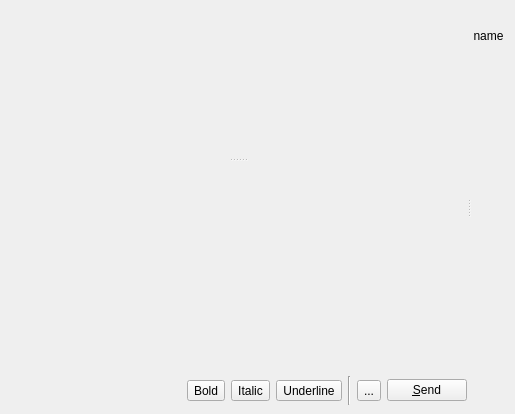
First picture: the form in widgets/chatwidget.ui, repository xmpp-graveyard/jabbim, before the edit.
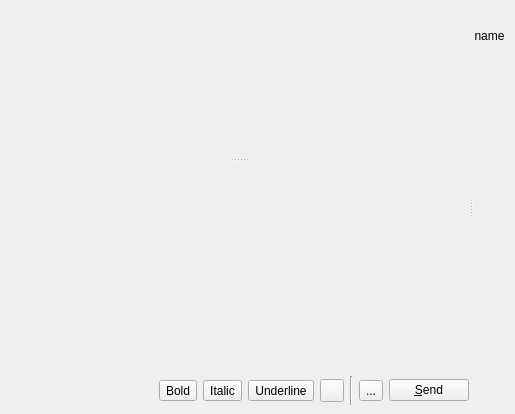
Second picture: the form after the edit. Icons and pictures are not drawn.

Commit message: xhtml-im -> changing foreground color (only predefined colors meantime)

The edit to the form file:
```diff
--- a/widgets/chatwidget.ui
+++ b/widgets/chatwidget.ui
@@ -160,6 +160,16 @@
             </property>
            </widget>
           </item>
+          <item>
+           <widget class="QToolButton" name="colorButton" >
+            <property name="popupMode" >
+             <enum>QToolButton::InstantPopup</enum>
+            </property>
+            <property name="toolButtonStyle" >
+             <enum>Qt::ToolButtonIconOnly</enum>
+            </property>
+           </widget>
+          </item>
           <item>
            <widget class="Line" name="line" >
             <property name="orientation" >
```
The commit also changes 2 other files.
